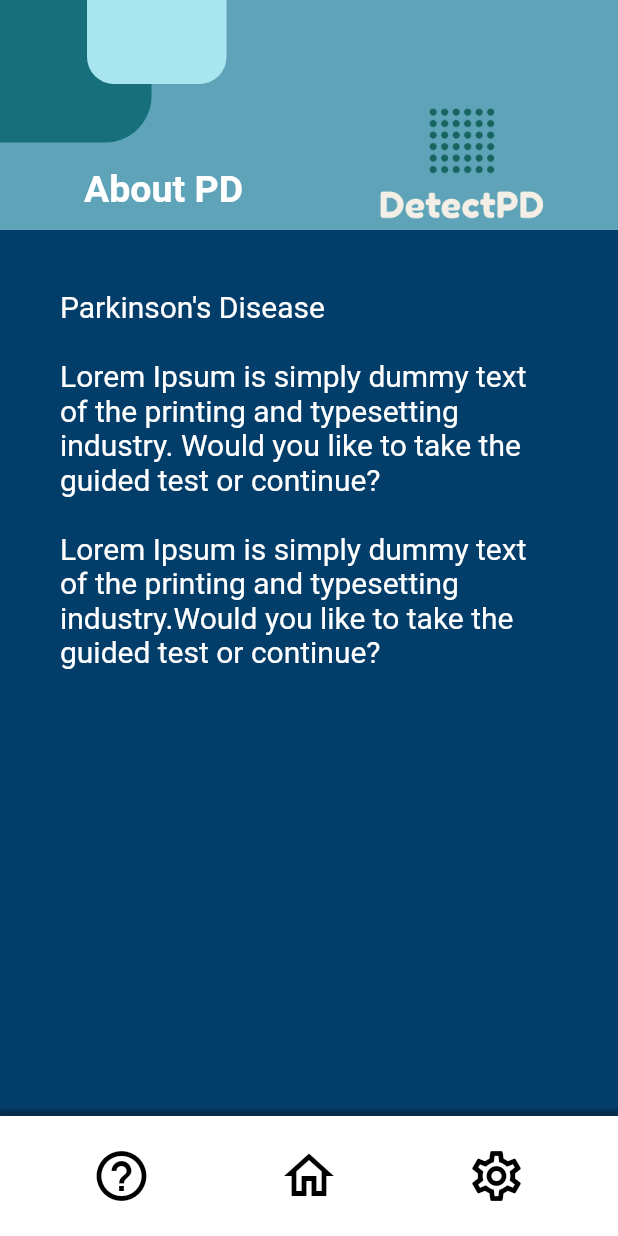
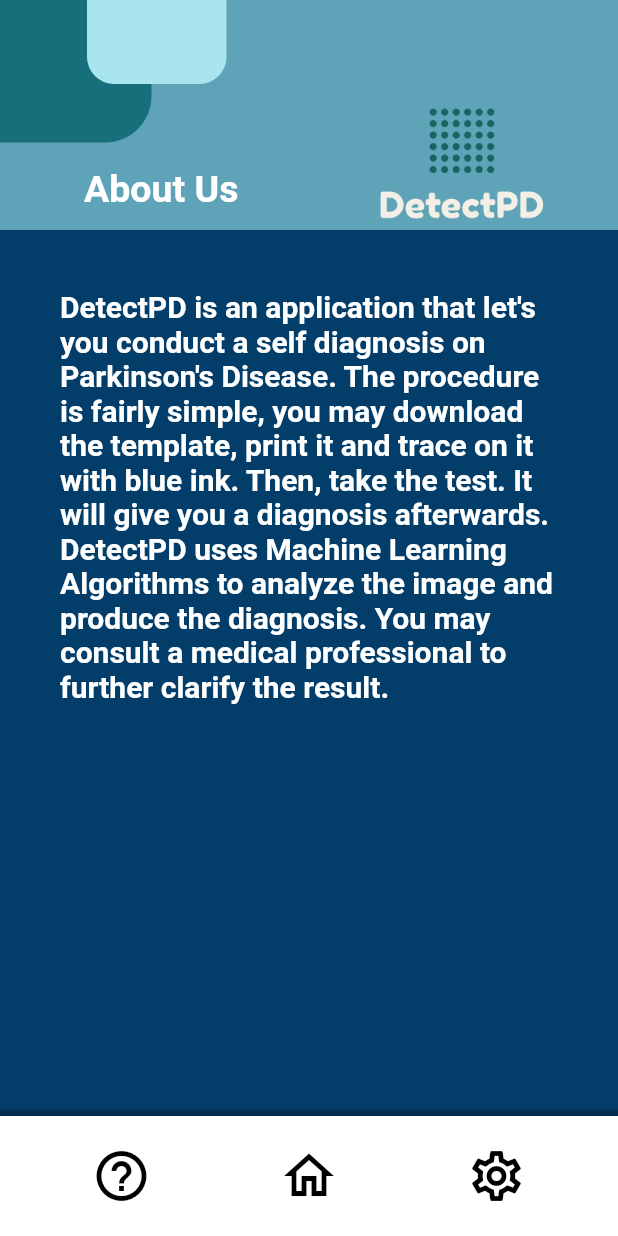
Before and after one commit to RadhikaRanasinghe/Meraki, a Flutter app: the AboutPDPage screen opened directly, on a phone screen of 412 x 824 dp. Run offline on Flutter 3.47's test engine with Material 2 defaults, Android fonts, the phone set to English and light mode, and no system bars; our stand-ins replace dio, fluttertoast, image_picker, permission_handler, shared_preferences, showcaseview; missing offline and left inert: dropdownfield, ext_storage; accounts and stored records are empty.

Commit message:
about page updated

```diff
--- a/Frontend/detect_pd/lib/views/ui/about-page.dart
+++ b/Frontend/detect_pd/lib/views/ui/about-page.dart
@@ -12,7 +12,7 @@ class AboutPDPage extends StatelessWidget {
       body: HomeForeground(
         expandedHeight: 153.0,
         appBarChild: HomeBackground(
-          title: 'About PD',
+          title: 'About Us',
           logoPath: 'assets/pd_log_bg_small.png',
           height: 153.0,
           bigSquareColor: Color.fromRGBO(22, 111, 123, 100),
@@ -22,11 +22,12 @@ class AboutPDPage extends StatelessWidget {
         ), // HomeBackground
         appBarBackgroundColor:Color.fromRGBO(118, 176, 195, 100),
         fillChild: AboutPD(
-          description: "Parkinson's Disease \n\nLorem Ipsum is simply dummy "
-              "text of the printing and typesetting industry. Would you "
-              "like to take the guided test or continue? \n\nLorem Ipsum is "
-              "simply dummy text of the printing and typesetting industry."
-              "Would you like to take the guided test or continue?",
+          description: "DetectPD is an application that let's you "
+              "conduct a self diagnosis on Parkinson's Disease. The procedure is fairly"
+              " simple, you may download the template, print it and trace on it with blue ink. "
+              "Then, take the test. It will give you a diagnosis afterwards. DetectPD uses "
+              "Machine Learning Algorithms to analyze the image and produce the diagnosis. "
+              "You may consult a medical professional to further clarify the result.",
           fontSize: 20.0,
           alignment: Alignment.topCenter,
           textColor: Colors.white,
@@ -67,6 +68,7 @@ class AboutPD extends StatelessWidget {
           style: TextStyle(
             color: textColor,
             fontSize: fontSize,
+            fontWeight: FontWeight.bold
           ), // TextStyle
         ), // Text
         margin: EdgeInsets.all(30.0),
--- a/Frontend/detect_pd/lib/views/widgets/home-buttons.dart
+++ b/Frontend/detect_pd/lib/views/widgets/home-buttons.dart
@@ -239,7 +239,7 @@ class _SquareButtonsState extends State<SquareButtons> {
                   mainAxisSize: MainAxisSize.min,
                   children: <Widget>[
                     Icon(Icons.menu_book_sharp, size: iconSize,),
-                    Text("About PD", style: new TextStyle(fontSize: fontSize, color: Colors.white),)
+                    Text("About Us", style: new TextStyle(fontSize: fontSize, color: Colors.white),)
                   ],  // <Widget>[]
                 ),  // Column
               ),  // Center
```
